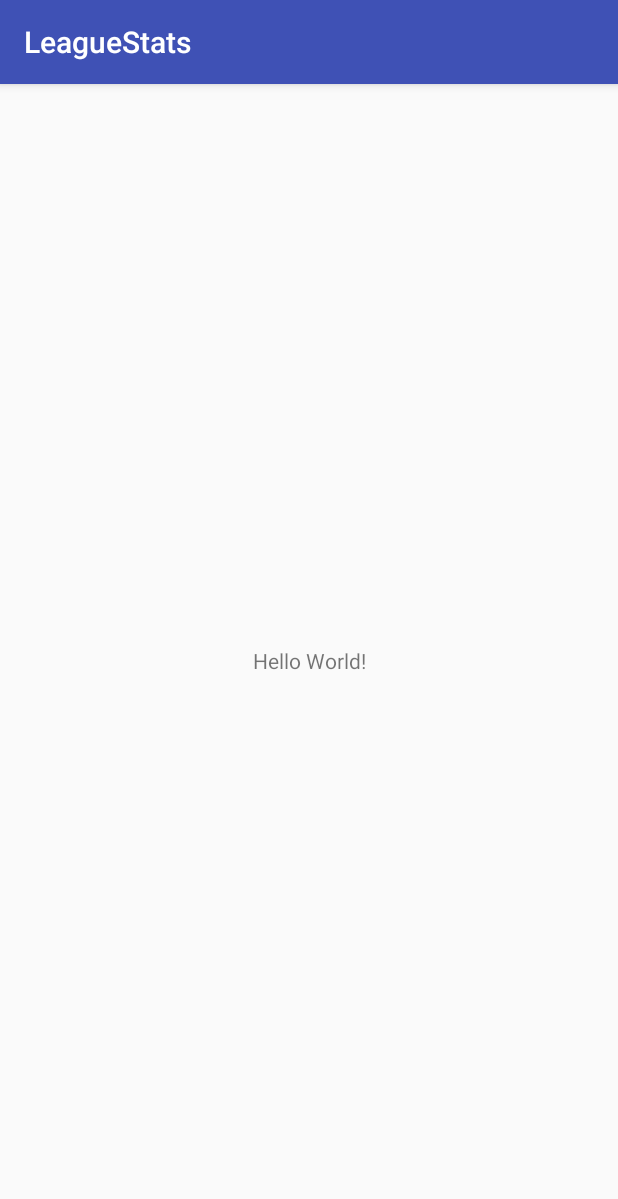
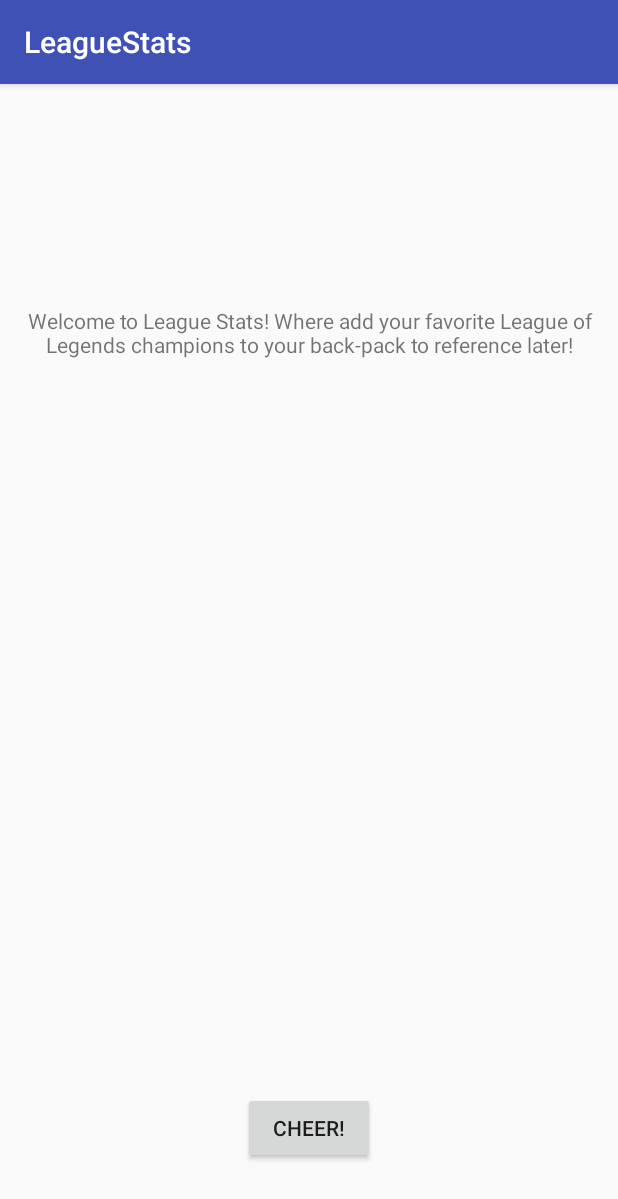
Before and after one commit to rifley/league-stats, an Android app: the screen it shows after launch (MainActivity), on a phone screen of 412 x 824 dp. Shown: the top 1199 px of the screen. Run offline under Robolectric (Android 15) with nearby library versions, the phone set to English and light mode, and no system bars.

Commit message:
add activities and button

```diff
--- a/app/src/main/AndroidManifest.xml
+++ b/app/src/main/AndroidManifest.xml
@@ -16,6 +16,8 @@
                 <category android:name="android.intent.category.LAUNCHER" />
             </intent-filter>
         </activity>
+        <activity android:name=".AboutActivity" />
+        <activity android:name=".ContactActivity"></activity>
     </application>
 
 </manifest>
--- /dev/null
+++ b/app/src/main/res/layout/activity_contact.xml
@@ -0,0 +1,5 @@
+<?xml version="1.0" encoding="utf-8"?>
+<RelativeLayout xmlns:android="http://schemas.android.com/apk/res/android"
+    android:layout_width="match_parent" android:layout_height="match_parent">
+
+</RelativeLayout>
--- /dev/null
+++ b/app/src/main/res/layout/activity_layout.xml
@@ -0,0 +1,5 @@
+<?xml version="1.0" encoding="utf-8"?>
+<RelativeLayout xmlns:android="http://schemas.android.com/apk/res/android"
+    android:layout_width="match_parent" android:layout_height="match_parent">
+
+</RelativeLayout>
--- a/app/src/main/res/layout/activity_main.xml
+++ b/app/src/main/res/layout/activity_main.xml
@@ -1,18 +1,22 @@
 <?xml version="1.0" encoding="utf-8"?>
-<android.support.constraint.ConstraintLayout xmlns:android="http://schemas.android.com/apk/res/android"
-    xmlns:app="http://schemas.android.com/apk/res-auto"
-    xmlns:tools="http://schemas.android.com/tools"
-    android:layout_width="match_parent"
-    android:layout_height="match_parent"
-    tools:context="com.epicodus.leaguestats.MainActivity">
+<RelativeLayout xmlns:android="http://schemas.android.com/apk/res/android"
+    android:layout_width="match_parent" android:layout_height="match_parent">
 
     <TextView
         android:layout_width="wrap_content"
         android:layout_height="wrap_content"
-        android:text="Hello World!"
-        app:layout_constraintBottom_toBottomOf="parent"
-        app:layout_constraintLeft_toLeftOf="parent"
-        app:layout_constraintRight_toRightOf="parent"
-        app:layout_constraintTop_toTopOf="parent" />
-
-</android.support.constraint.ConstraintLayout>
+        android:text="Welcome to League Stats! Where add your favorite League of Legends champions to your back-pack to reference later!"
+        android:layout_marginTop="148dp"
+        android:textAlignment="center"
+        android:layout_alignParentTop="true"
+        android:layout_centerHorizontal="true" />
+    <Button
+        android:id="@+id/excitedButton"
+        android:layout_width="wrap_content"
+        android:layout_height="wrap_content"
+        android:text="Cheer!"
+        android:layout_alignParentBottom="true"
+        android:layout_centerHorizontal="true"
+        android:layout_marginBottom="48dp"
+        />
+</RelativeLayout>
```
Also changed, not shown: app/src/main/java/com/epicodus/leaguestats/AboutActivity.java (added, +13 -0 lines), app/src/main/java/com/epicodus/leaguestats/ContactActivity.java (added, +12 -0 lines).
